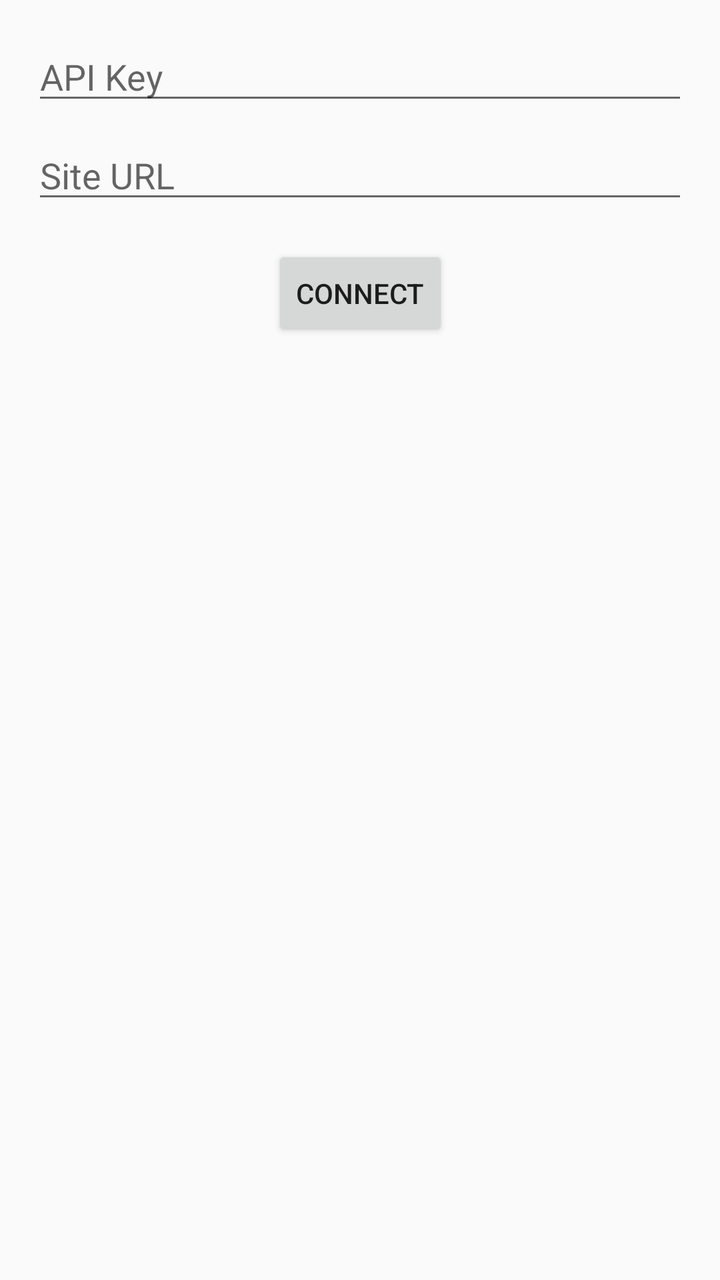
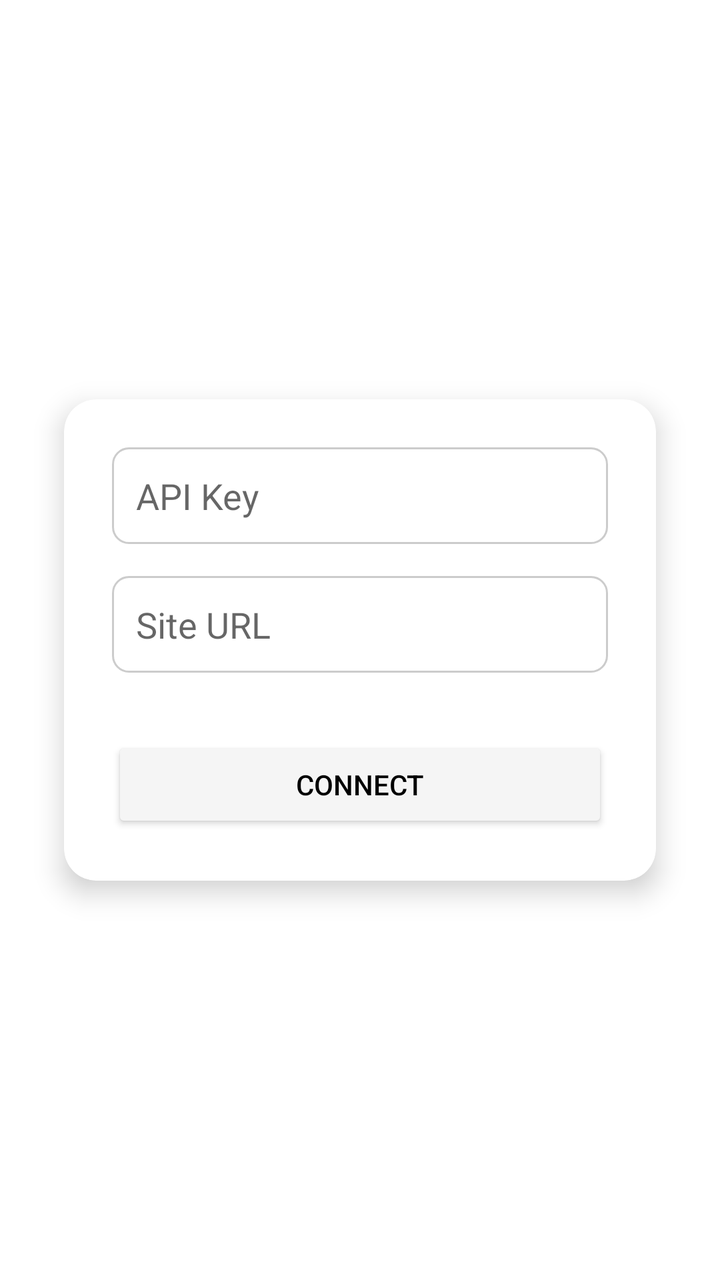

Screens rendered from an Android XML layout before and after an edit, with the pre-edit source and the edit as a unified diff.
<!-- AndroidManifest.xml: activity theme Theme.AppCompat.Light.NoActionBar -->
<!-- res/layout/activity_login.xml -->
<?xml version="1.0" encoding="utf-8"?>
<androidx.constraintlayout.widget.ConstraintLayout
    xmlns:android="http://schemas.android.com/apk/res/android"
    xmlns:app="http://schemas.android.com/apk/res-auto"
    android:layout_width="match_parent"
    android:layout_height="match_parent">

    <EditText
        android:id="@+id/api_key_input"
        android:layout_width="0dp"
        android:layout_height="wrap_content"
        android:hint="API Key"
        app:layout_constraintTop_toTopOf="parent"
        app:layout_constraintStart_toStartOf="parent"
        app:layout_constraintEnd_toEndOf="parent"
        android:layout_margin="16dp" />

    <EditText
        android:id="@+id/site_url_input"
        android:layout_width="0dp"
        android:layout_height="wrap_content"
        android:hint="Site URL"
        app:layout_constraintTop_toBottomOf="@id/api_key_input"
        app:layout_constraintStart_toStartOf="parent"
        app:layout_constraintEnd_toEndOf="parent"
        android:layout_marginHorizontal="16dp"
        android:layout_marginTop="8dp" />

    <Button
        android:id="@+id/connect_button"
        android:layout_width="wrap_content"
        android:layout_height="wrap_content"
        android:text="Connect"
        app:layout_constraintTop_toBottomOf="@id/site_url_input"
        app:layout_constraintStart_toStartOf="parent"
        app:layout_constraintEnd_toEndOf="parent"
        android:layout_marginTop="16dp" />

</androidx.constraintlayout.widget.ConstraintLayout>
<!-- resources referenced by this layout -->
<resources>

</resources>

<!-- the commit's change to res/layout/activity_login.xml (unified diff, before → after) -->
@@ -3,37 +3,57 @@
     xmlns:android="http://schemas.android.com/apk/res/android"
     xmlns:app="http://schemas.android.com/apk/res-auto"
     android:layout_width="match_parent"
-    android:layout_height="match_parent">
+    android:layout_height="match_parent"
+    android:background="@color/white">
 
-    <EditText
-        android:id="@+id/api_key_input"
+    <androidx.cardview.widget.CardView
+        android:id="@+id/login_card"
         android:layout_width="0dp"
         android:layout_height="wrap_content"
-        android:hint="API Key"
+        app:cardCornerRadius="16dp"
+        app:cardElevation="8dp"
+        android:layout_margin="32dp"
         app:layout_constraintTop_toTopOf="parent"
+        app:layout_constraintBottom_toBottomOf="parent"
         app:layout_constraintStart_toStartOf="parent"
-        app:layout_constraintEnd_toEndOf="parent"
-        android:layout_margin="16dp" />
+        app:layout_constraintEnd_toEndOf="parent">
 
-    <EditText
-        android:id="@+id/site_url_input"
-        android:layout_width="0dp"
-        android:layout_height="wrap_content"
-        android:hint="Site URL"
-        app:layout_constraintTop_toBottomOf="@id/api_key_input"
-        app:layout_constraintStart_toStartOf="parent"
-        app:layout_constraintEnd_toEndOf="parent"
-        android:layout_marginHorizontal="16dp"
-        android:layout_marginTop="8dp" />
+        <LinearLayout
+            android:orientation="vertical"
+            android:layout_width="match_parent"
+            android:layout_height="wrap_content"
+            android:padding="24dp">
 
-    <Button
-        android:id="@+id/connect_button"
-        android:layout_width="wrap_content"
-        android:layout_height="wrap_content"
-        android:text="Connect"
-        app:layout_constraintTop_toBottomOf="@id/site_url_input"
-        app:layout_constraintStart_toStartOf="parent"
-        app:layout_constraintEnd_toEndOf="parent"
-        android:layout_marginTop="16dp" />
+            <EditText
+                android:id="@+id/api_key_input"
+                android:layout_width="match_parent"
+                android:layout_height="wrap_content"
+                android:hint="API Key"
+                android:inputType="text"
+                android:background="@drawable/rounded_edittext"
+                android:padding="12dp"
+                android:layout_marginBottom="16dp" />
 
+            <EditText
+                android:id="@+id/site_url_input"
+                android:layout_width="match_parent"
+                android:layout_height="wrap_content"
+                android:hint="Site URL"
+                android:inputType="textUri"
+                android:background="@drawable/rounded_edittext"
+                android:padding="12dp"
+                android:layout_marginBottom="24dp" />
+
+            <Button
+                android:id="@+id/connect_button"
+                android:layout_width="match_parent"
+                android:layout_height="wrap_content"
+                android:text="Connect"
+                android:backgroundTint="?attr/colorPrimary"
+                android:textColor="@android:color/black"
+                android:padding="12dp"
+                android:layout_marginTop="8dp" />
+
+        </LinearLayout>
+    </androidx.cardview.widget.CardView>
 </androidx.constraintlayout.widget.ConstraintLayout>
<!-- resource entries referenced after the edit -->
@@ -1,5 +1,12 @@
 <!-- resources referenced by this layout -->
 <resources>
-
+  <color name="white">#FFFFFFFF</color>
+  <!-- drawable rounded_edittext (drawable) -->
+  <shape xmlns:android="http://schemas.android.com/apk/res/android"
+      android:shape="rectangle">
+      <solid android:color="@android:color/white" />
+      <corners android:radius="8dp" />
+      <stroke android:width="1dp" android:color="#CCC" />
+  </shape>
 </resources>
 
